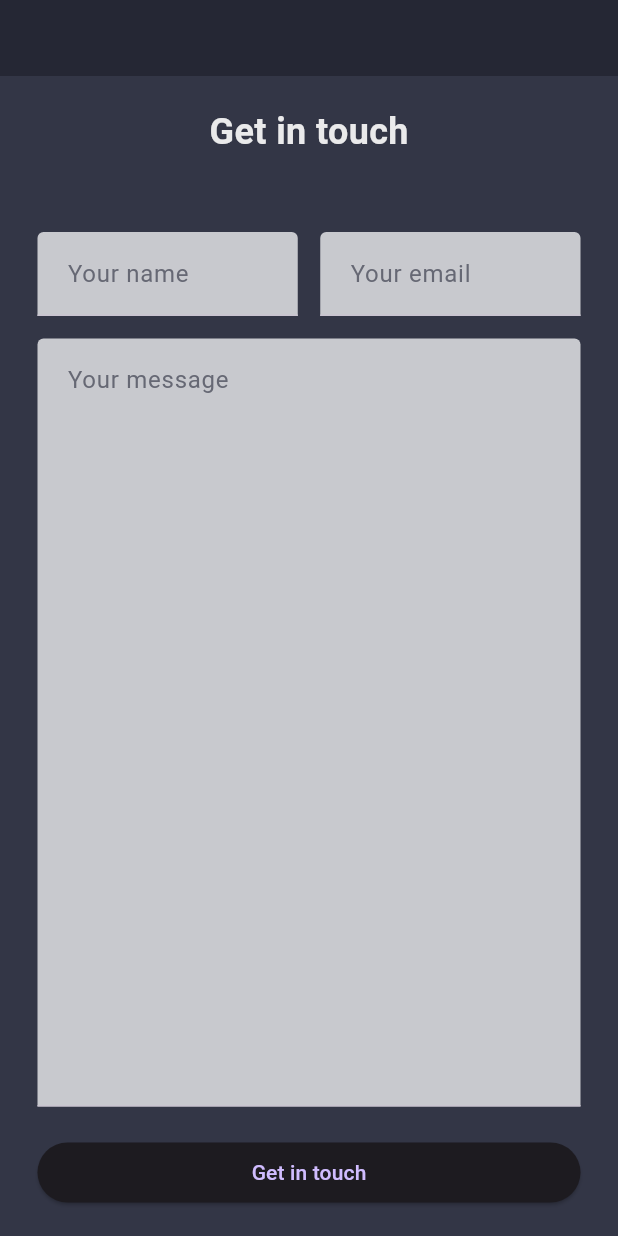
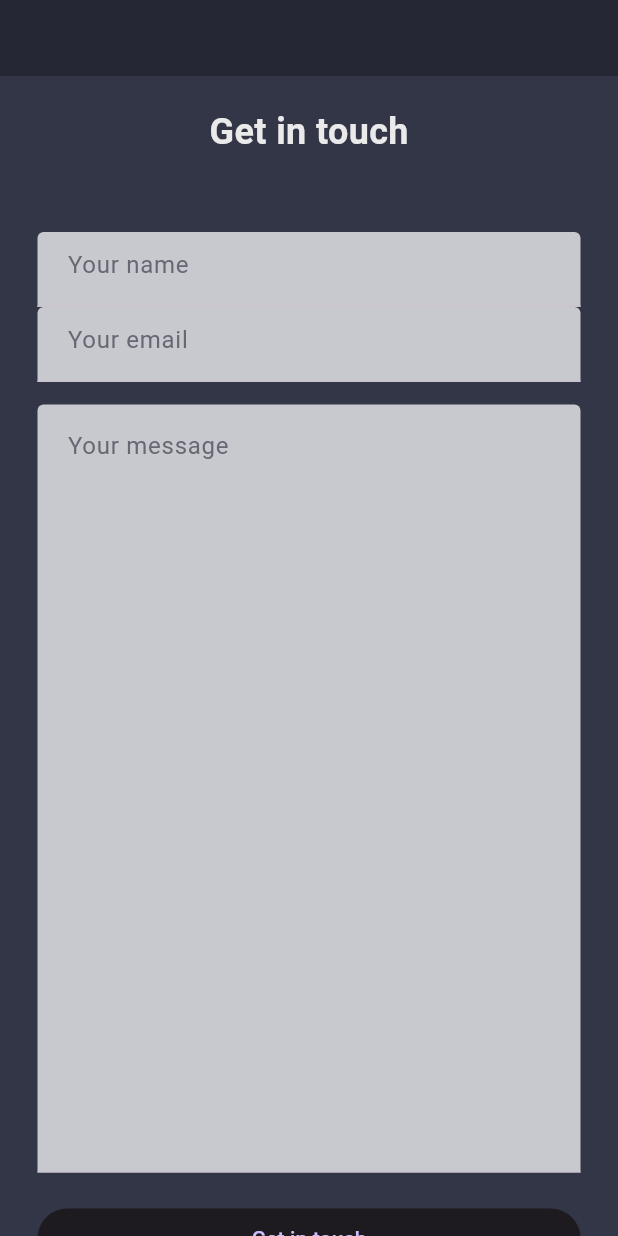
Before and after one commit to DiyaShajith/Diya_Portfolio, a Flutter app: the screen it shows after launch, scrolled down 1728 dp, on a phone screen of 412 x 824 dp. Run offline on Flutter 3.47's test engine with Material 3 defaults, Android fonts, the phone set to English and light mode, and no system bars.

Commit message:
Contactsession completed

```diff
--- a/lib/constants/size.dart
+++ b/lib/constants/size.dart
@@ -1 +1,2 @@
 const double kMinDesktopWidth = 600.0;
+const double kMedDesktopWidth = 800.0;
--- a/lib/widgets/contactsession.dart
+++ b/lib/widgets/contactsession.dart
@@ -1,5 +1,7 @@
 import 'package:flutter/material.dart';
+import 'package:flutter/rendering.dart';
 import 'package:portfolio/constants/colors.dart';
+import 'package:portfolio/constants/size.dart';
 import 'package:portfolio/widgets/customtextfield.dart';
 
 class Contactsession extends StatelessWidget {
@@ -23,24 +25,13 @@ class Contactsession extends StatelessWidget {
             height: 50,
           ),
           ConstrainedBox(
-            constraints: BoxConstraints(maxWidth: 700),
-            child: Row(
-              children: [
-                Flexible(
-                  child: Customtextfield(
-                    hintText: "Your name",
-                  ),
-                ),
-                const SizedBox(
-                  width: 15,
-                ),
-                Flexible(
-                  child: Customtextfield(
-                    hintText: "Your email",
-                  ),
-                ),
-              ],
-            ),
+            constraints: BoxConstraints(maxWidth: 700,maxHeight: 100),
+            child: LayoutBuilder(builder: (context, constraints) {
+              if (constraints.maxWidth >= kMinDesktopWidth) {
+                return buildnameEmailFeildDesktop();
+              } else
+                return buildnameEmailFieldMobile();
+            }),
           ),
           const SizedBox(
             height: 15,
@@ -113,4 +104,44 @@ class Contactsession extends StatelessWidget {
       ),
     );
   }
+
+  Row buildnameEmailFeildDesktop() {
+    return Row(
+      children: [
+        Flexible(
+          child: Customtextfield(
+            hintText: "Your name",
+          ),
+        ),
+        const SizedBox(
+          height: 15,
+        ),
+        Flexible(
+          child: Customtextfield(
+            hintText: "Your email",
+          ),
+        ),
+      ],
+    );
+  }
 }
+
+Column buildnameEmailFieldMobile() {
+  return Column(
+    children: [
+      Flexible(
+        child: Customtextfield(
+          hintText: "Your name",
+        ),
+      ),
+      const SizedBox(
+        width: 15,
+      ),
+      Flexible(
+        child: Customtextfield(
+          hintText: "Your email",
+        ),
+      ),
+    ],
+  );
+}
```
